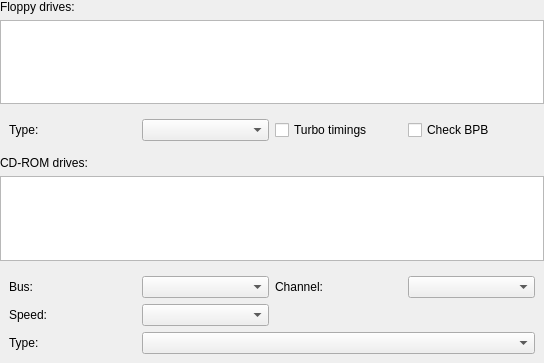
This is src/qt/qt_settingsfloppycdrom.ui in 86Box/86Box as Qt 5 draws it before an edit. The edited form follows.
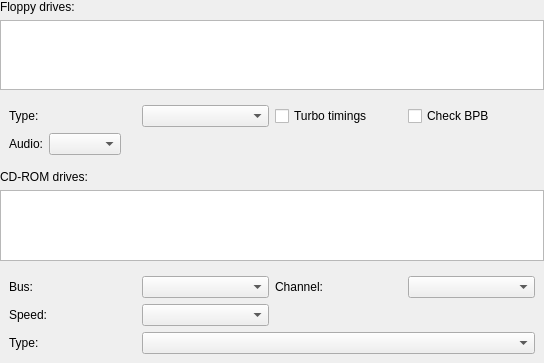
This is the edited form.

Commit message: Floppy disks sound emulation prototype for reviewing (#6166)

```diff
--- a/src/qt/qt_settingsfloppycdrom.ui
+++ b/src/qt/qt_settingsfloppycdrom.ui
@@ -66,6 +66,8 @@
    </item>
    <item>
     <widget class="QWidget" name="floppyControls" native="true">
+     <layout class="QVBoxLayout" name="floppyVerticalLayout">
+      <item>
      <layout class="QHBoxLayout" name="horizontalLayout">
       <item>
        <widget class="QLabel" name="labelFloppyType">
@@ -96,6 +98,39 @@
        </widget>
       </item>
      </layout>
+      </item>
+      <item>
+       <layout class="QHBoxLayout" name="audioLayout">
+        <item>
+         <widget class="QLabel" name="labelFloppyAudio">
+          <property name="text">
+           <string>Audio:</string>
+          </property>
+         </widget>
+        </item>
+        <item>
+         <widget class="QComboBox" name="comboBoxFloppyAudio">
+          <property name="maxVisibleItems">
+           <number>10</number>
+          </property>
+         </widget>
+        </item>
+        <item>
+         <spacer name="audioSpacer">
+          <property name="orientation">
+           <enum>Qt::Horizontal</enum>
+          </property>
+          <property name="sizeHint" stdset="0">
+           <size>
+            <width>40</width>
+            <height>20</height>
+           </size>
+          </property>
+         </spacer>
+        </item>
+       </layout>
+      </item>
+     </layout>
     </widget>
    </item>
    <item>
```
Left out of the diff: 1 changed line with no effect on the pictures. Lines whose indentation alone changed are shown as unchanged. The commit also changes 38 other files.
